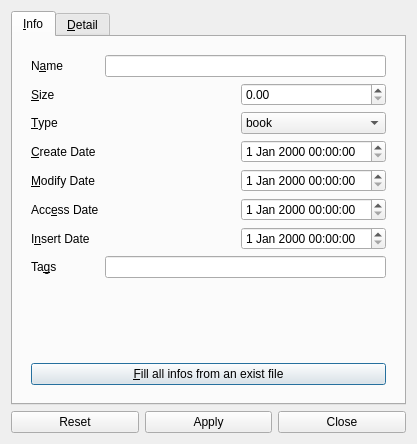
Before: the Qt Designer form uiQt/infodialog.ui in osmank3/bilge-katalog-old, drawn with Qt 5.
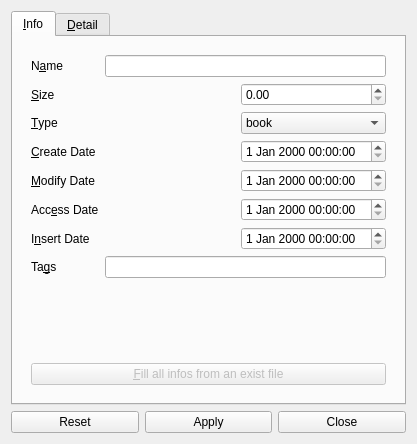
After: the same form once the commit is applied.

Commit message: yeni dosya ve dizini varolandan oluşturma fonksiyonları yazıldı.

Diff of the .ui file:
```diff
--- a/uiQt/infodialog.ui
+++ b/uiQt/infodialog.ui
@@ -262,7 +262,10 @@
             </spacer>
            </item>
            <item row="9" column="0" colspan="3">
-            <widget class="QPushButton" name="FillFromFile">
+            <widget class="QPushButton" name="fillFromFile">
+             <property name="enabled">
+              <bool>false</bool>
+             </property>
              <property name="text">
               <string>&amp;Fill all infos from an exist file</string>
              </property>
```
Left out of the diff: 5 changed lines with no effect on the pictures. The commit also changes 2 other files.
